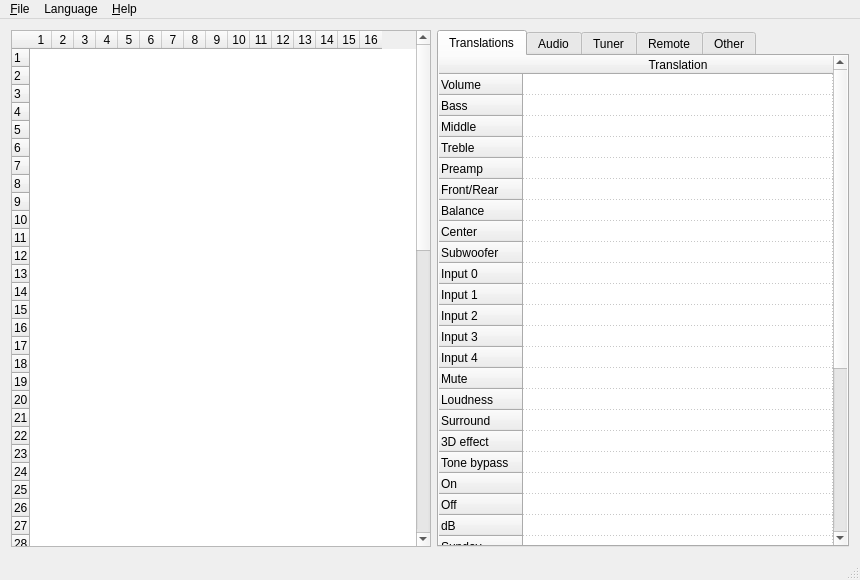
Qt form editor/mainwindow.ui (WiseLord/ampcontrol) before a commit.
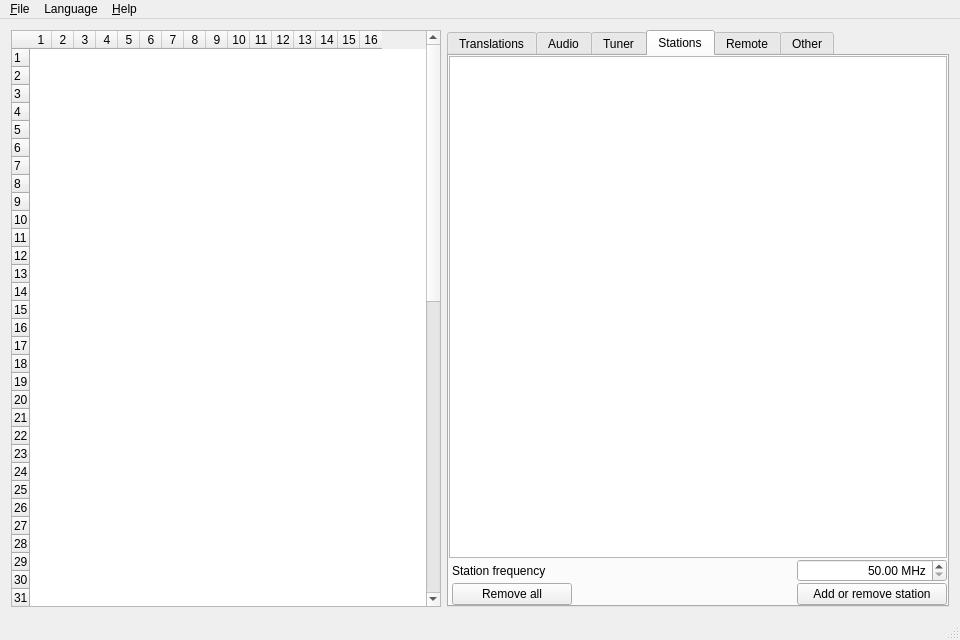
The same form after that commit. The open tabs and pages were chosen to show the change. Icons and pictures are not drawn.

Commit message: Editor: FM stations editor (remove/delete)

Diff of the .ui file:
```diff
--- a/editor/mainwindow.ui
+++ b/editor/mainwindow.ui
@@ -6,8 +6,8 @@
    <rect>
     <x>0</x>
     <y>0</y>
-    <width>860</width>
-    <height>580</height>
+    <width>960</width>
+    <height>640</height>
    </rect>
   </property>
   <property name="minimumSize">
@@ -25,10 +25,16 @@
      <widget class="QTableWidget" name="wgtHexTable">
       <property name="minimumSize">
        <size>
-        <width>420</width>
+        <width>430</width>
         <height>0</height>
        </size>
       </property>
+      <property name="maximumSize">
+       <size>
+        <width>430</width>
+        <height>16777215</height>
+       </size>
+      </property>
       <property name="gridStyle">
        <enum>Qt::NoPen</enum>
       </property>
@@ -134,12 +140,15 @@
     </item>
     <item>
      <widget class="QTabWidget" name="tabWidget">
+      <property name="sizePolicy">
+       <sizepolicy hsizetype="Expanding" vsizetype="Expanding">
+        <horstretch>0</horstretch>
+        <verstretch>0</verstretch>
+       </sizepolicy>
+      </property>
       <property name="currentIndex">
        <number>0</number>
       </property>
-      <property name="movable">
-       <bool>true</bool>
-      </property>
       <widget class="QWidget" name="tabTranslations">
        <attribute name="title">
         <string>Translations</string>
@@ -1873,6 +1882,141 @@
         </item>
        </layout>
       </widget>
+      <widget class="QWidget" name="tabStations">
+       <attribute name="title">
+        <string>Stations</string>
+       </attribute>
+       <layout class="QVBoxLayout" name="verticalLayout_7">
+        <property name="spacing">
+         <number>1</number>
+        </property>
+        <property name="leftMargin">
+         <number>0</number>
+        </property>
+        <property name="topMargin">
+         <number>0</number>
+        </property>
+        <property name="rightMargin">
+         <number>0</number>
+        </property>
+        <property name="bottomMargin">
+         <number>0</number>
+        </property>
+        <item>
+         <widget class="QListWidget" name="lwStations"/>
+        </item>
+        <item>
+         <widget class="QWidget" name="wgtCurfreq" native="true">
+          <layout class="QHBoxLayout" name="horizontalLayout_27" stretch="1,0">
+           <property name="spacing">
+            <number>0</number>
+           </property>
+           <property name="leftMargin">
+            <number>3</number>
+           </property>
+           <property name="topMargin">
+            <number>0</number>
+           </property>
+           <property name="rightMargin">
+            <number>0</number>
+           </property>
+           <property name="bottomMargin">
+            <number>0</number>
+           </property>
+           <item>
+            <widget class="QLabel" name="lblCurfreq">
+             <property name="text">
+              <string>Station frequency</string>
+             </property>
+            </widget>
+           </item>
+           <item>
+            <widget class="QDoubleSpinBox" name="dsbCurfreq">
+             <property name="minimumSize">
+              <size>
+               <width>150</width>
+               <height>0</height>
+              </size>
+             </property>
+             <property name="alignment">
+              <set>Qt::AlignRight|Qt::AlignTrailing|Qt::AlignVCenter</set>
+             </property>
+             <property name="suffix">
+              <string> MHz</string>
+             </property>
+             <property name="minimum">
+              <double>50.000000000000000</double>
+             </property>
+             <property name="maximum">
+              <double>152.530000000000001</double>
+             </property>
+            </widget>
+           </item>
+          </layout>
+         </widget>
+        </item>
+        <item>
+         <widget class="QWidget" name="wgtStationButtons" native="true">
+          <layout class="QHBoxLayout" name="horizontalLayout_28" stretch="0,0,0">
+           <property name="spacing">
+            <number>0</number>
+           </property>
+           <property name="leftMargin">
+            <number>3</number>
+           </property>
+           <property name="topMargin">
+            <number>0</number>
+           </property>
+           <property name="rightMargin">
+            <number>0</number>
+           </property>
+           <property name="bottomMargin">
+            <number>0</number>
+           </property>
+           <item>
+            <widget class="QPushButton" name="pbStationRemoveAll">
+             <property name="minimumSize">
+              <size>
+               <width>120</width>
+               <height>0</height>
+              </size>
+             </property>
+             <property name="text">
+              <string>Remove all</string>
+             </property>
+            </widget>
+           </item>
+           <item>
+            <spacer name="hspStationButtons">
+             <property name="orientation">
+              <enum>Qt::Horizontal</enum>
+             </property>
+             <property name="sizeHint" stdset="0">
+              <size>
+               <width>40</width>
+               <height>20</height>
+              </size>
+             </property>
+            </spacer>
+           </item>
+           <item>
+            <widget class="QPushButton" name="pbStationAddRemove">
+             <property name="minimumSize">
+              <size>
+               <width>150</width>
+               <height>0</height>
+              </size>
+             </property>
+             <property name="text">
+              <string>Add or remove station</string>
+             </property>
+            </widget>
+           </item>
+          </layout>
+         </widget>
+        </item>
+       </layout>
+      </widget>
       <widget class="QWidget" name="tabRemote">
        <attribute name="title">
         <string>Remote</string>
@@ -2726,7 +2870,7 @@
     <rect>
      <x>0</x>
      <y>0</y>
-     <width>860</width>
+     <width>960</width>
      <height>20</height>
     </rect>
    </property>
```
Left out of the diff: 134 changed lines with no effect on the pictures. The commit also changes 5 other files.
